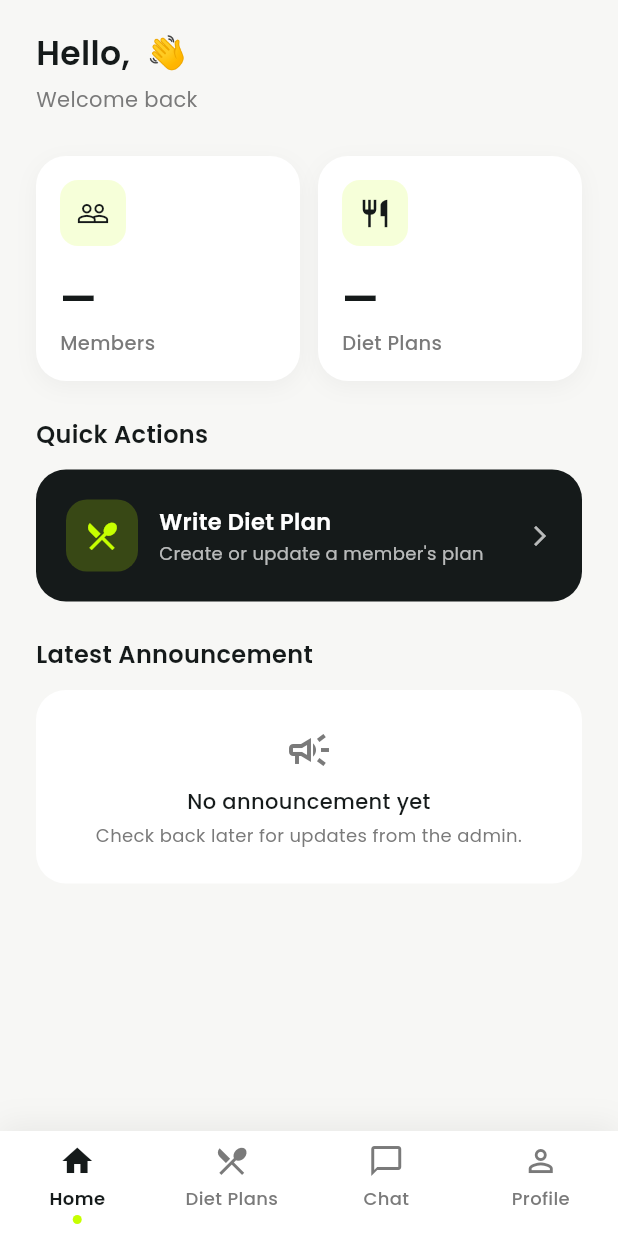
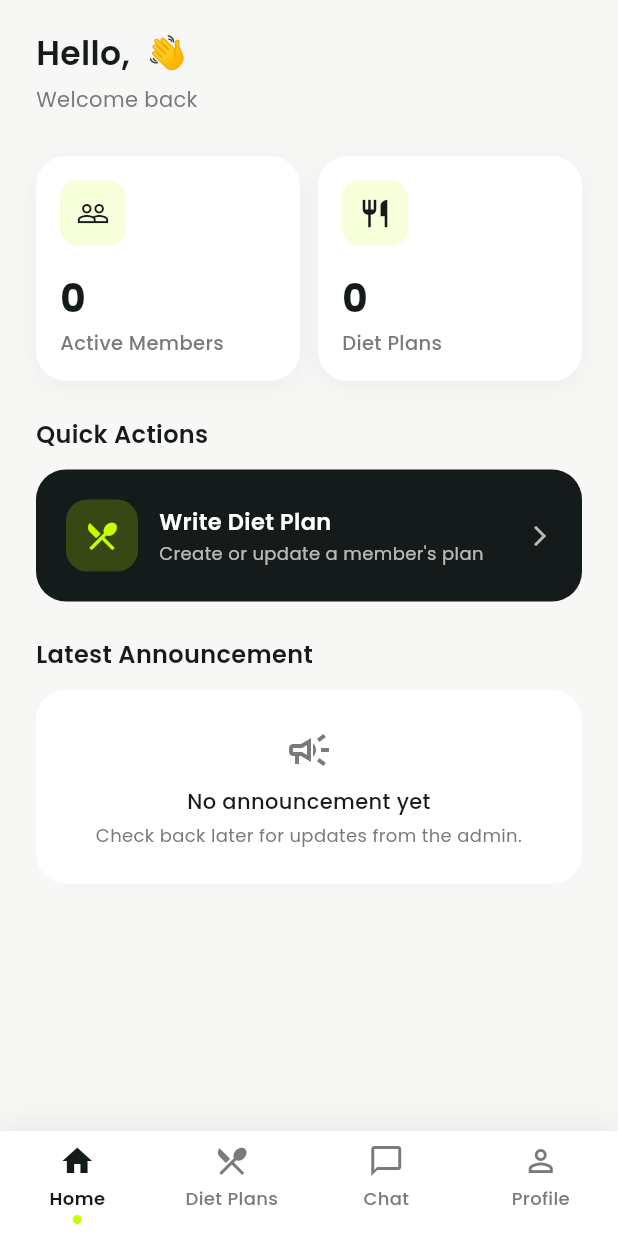
Before and after one commit to Danyalkhan21555/gym-management-system, a Flutter app: the TrainerDashboardScreen screen opened directly, on a phone screen of 412 x 824 dp. Run offline on Flutter 3.47's test engine with Material 3 defaults, Android fonts, the phone set to English and light mode, and no system bars; our stand-ins replace cloud_firestore, firebase_auth, firebase_core, google_fonts; accounts and stored records are empty.

Commit message:
feat: complete trainer dashboard with diet plans, chat, and real stats

```diff
--- a/lib/features/trainer/view/tabs/trainer_home_tab.dart
+++ b/lib/features/trainer/view/tabs/trainer_home_tab.dart
@@ -5,7 +5,9 @@ import '../../../../core/providers/auth_provider.dart';
 import '../../../../core/theme/app_colors.dart';
 import '../../../admin/view/widgets/admin_announcement_card.dart';
 import '../../../admin/view/widgets/admin_stat_card.dart';
+import '../../../admin/viewmodel/dashboard_stats_viewmodel.dart';
 import '../../../announcements/viewmodel/announcement_viewmodel.dart';
+import '../../../dietPlan/viewmodel/diet_plan_viewmodel.dart';
 
 class TrainerHomeTab extends StatefulWidget {
   /// Called when the trainer taps "Write Diet Plan".
@@ -24,6 +26,14 @@ class _TrainerHomeTabState extends State<TrainerHomeTab> {
     super.initState();
     WidgetsBinding.instance.addPostFrameCallback((_) {
       context.read<AnnouncementViewModel>().loadAnnouncement();
+      context.read<DashboardStatsViewModel>().loadStats();
+
+      // Load trainer's own diet plans count
+      final authVm = AuthProvider.of(context);
+      final trainerId = authVm.userProfile?.uid;
+      if (trainerId != null) {
+        context.read<DietPlanViewModel>().loadPlansByTrainer(trainerId);
+      }
     });
   }
 
@@ -63,8 +73,11 @@ class _TrainerHomeTabState extends State<TrainerHomeTab> {
   @override
   Widget build(BuildContext context) {
     final authVm = AuthProvider.of(context);
+    final statsVm = context.watch<DashboardStatsViewModel>();
     final announcementVm = context.watch<AnnouncementViewModel>();
+    final dietPlanVm = context.watch<DietPlanViewModel>();
     final name = authVm.userProfile?.name ?? 'Trainer';
+    final stats = statsVm.stats;
 
     return Scaffold(
       backgroundColor: AppColors.background,
@@ -98,20 +111,20 @@ class _TrainerHomeTabState extends State<TrainerHomeTab> {
               const SizedBox(height: 28),
 
               // ── Stat cards ──
-              const Row(
+              Row(
                 children: [
                   Expanded(
                     child: AdminStatCard(
                       icon: Icons.people_outline,
-                      number: '—',
-                      label: 'Members',
+                      number: stats.activeMembers.toString(),
+                      label: 'Active Members',
                     ),
                   ),
-                  SizedBox(width: 12),
+                  const SizedBox(width: 12),
                   Expanded(
                     child: AdminStatCard(
                       icon: Icons.restaurant_outlined,
-                      number: '—',
+                      number: dietPlanVm.trainerPlans.length.toString(),
                       label: 'Diet Plans',
                     ),
                   ),
--- a/lib/features/trainer/view/trainer_dashboard_screen.dart
+++ b/lib/features/trainer/view/trainer_dashboard_screen.dart
@@ -14,6 +14,8 @@ import 'tabs/trainer_chat_tab.dart';
 import 'tabs/trainer_diet_tab.dart';
 import 'tabs/trainer_home_tab.dart';
 import 'tabs/trainer_profile_tab.dart';
+import '../../admin/repository/dashboard_stats_repository.dart';
+import '../../admin/viewmodel/dashboard_stats_viewmodel.dart';
 
 /// Trainer dashboard shell with persistent bottom navigation bar.
 class TrainerDashboardScreen extends StatefulWidget {
@@ -36,6 +38,9 @@ class _TrainerDashboardScreenState extends State<TrainerDashboardScreen> {
           create: (_) => DietPlanViewModel(DietPlanRepository()),
           child: ChangeNotifierProvider(
             create: (_) => ChatViewModel(ChatRepository()),
+            child: ChangeNotifierProvider(
+              create: (_) =>
+                  DashboardStatsViewModel(DashboardStatsRepository()), // ← NEW
               child: Scaffold(
                 body: IndexedStack(
                   index: _selectedIndex,
@@ -65,7 +70,12 @@ class _TrainerDashboardScreenState extends State<TrainerDashboardScreen> {
                       padding: const EdgeInsets.symmetric(vertical: 8),
                       child: Row(
                         children: [
-                      _buildNavItem(0, 'Home', Icons.home, Icons.home_outlined),
+                          _buildNavItem(
+                            0,
+                            'Home',
+                            Icons.home,
+                            Icons.home_outlined,
+                          ),
                           _buildNavItem(
                             1,
                             'Diet Plans',
@@ -85,6 +95,7 @@ class _TrainerDashboardScreenState extends State<TrainerDashboardScreen> {
                             Icons.person_outline,
                           ),
                         ],
+                      ),
                     ),
                   ),
                 ),
```
Lines whose indentation alone changed are shown as unchanged.
